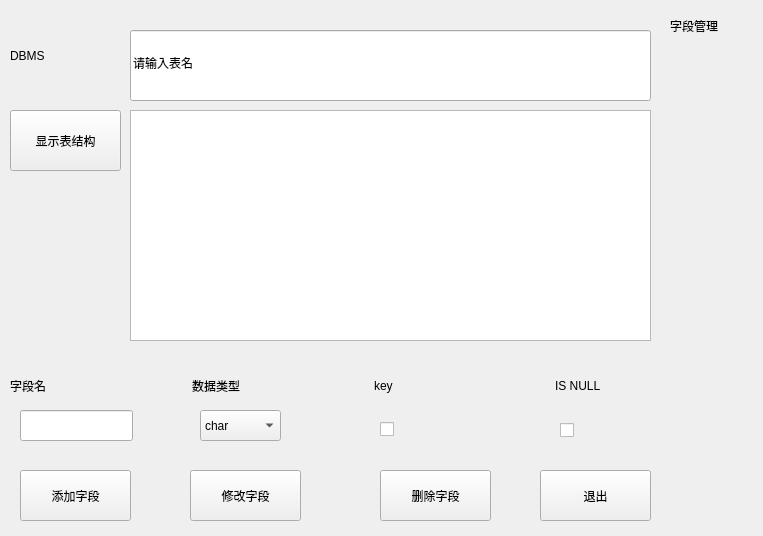
The window that fieldmanager.ui (jy-080610/DBMS) describes before a commit, drawn with Qt 5.
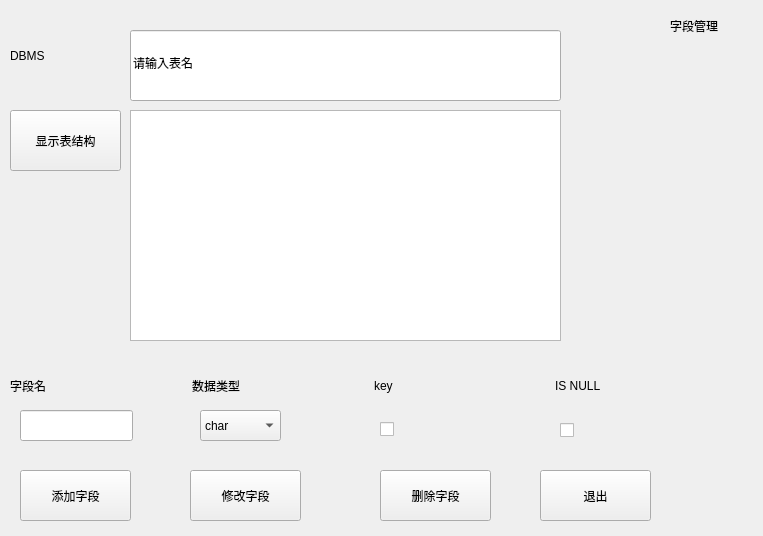
The same window after the commit.

Commit message: 模块连接

Patch:
```diff
--- a/fieldmanager.ui
+++ b/fieldmanager.ui
@@ -21,7 +21,7 @@
     <rect>
      <x>130</x>
      <y>30</y>
-     <width>521</width>
+     <width>431</width>
      <height>71</height>
     </rect>
    </property>
@@ -60,7 +60,7 @@
     <rect>
      <x>130</x>
      <y>110</y>
-     <width>521</width>
+     <width>431</width>
      <height>231</height>
     </rect>
    </property>
```
Left out of the diff: 4 changed lines with no effect on the pictures.
